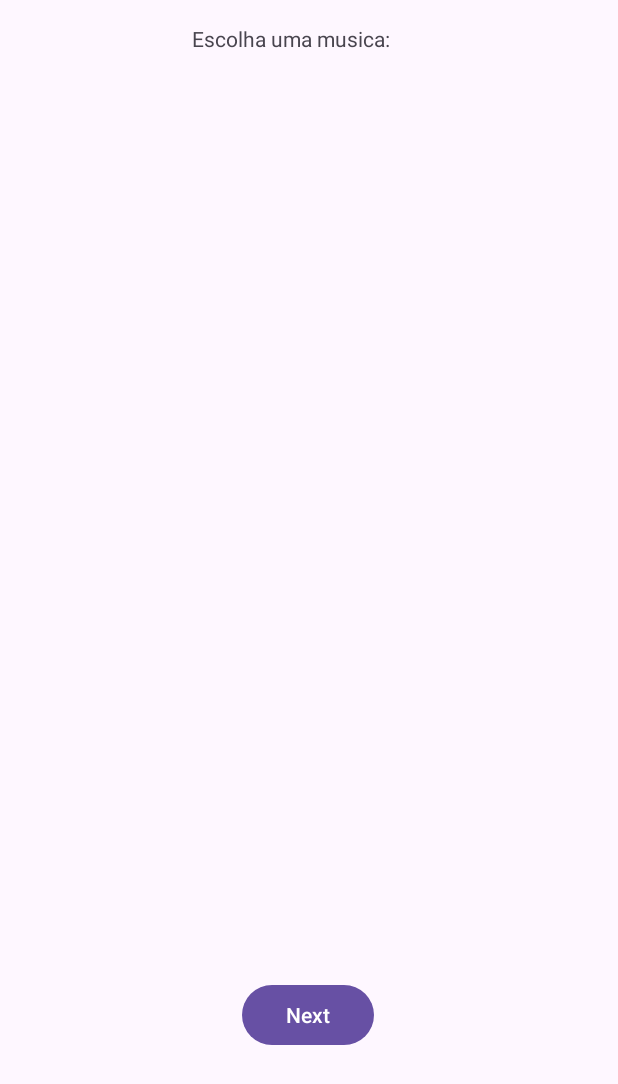
After one commit to AngeloMzn/ChicoCoinsApp, an Android app: the layout music_fragment.xml on its own in the app's theme, with its tools: preview values and no code run, on a phone screen of 412 x 824 dp. The commit adds this screen. Shown: the top 1084 px of the screen. Run offline under Robolectric (Android 15) with nearby library versions, the phone set to English and light mode, and no system bars.

Commit message:
[FEAT] Adicionando atividade de musicas

```diff
--- a/build.gradle.kts
+++ b/build.gradle.kts
@@ -26,6 +26,9 @@ android {
         sourceCompatibility = JavaVersion.VERSION_1_8
         targetCompatibility = JavaVersion.VERSION_1_8
     }
+    buildFeatures {
+        viewBinding = true
+    }
 }
 
 dependencies {
@@ -34,6 +37,8 @@ dependencies {
     implementation(libs.material)
     implementation(libs.activity)
     implementation(libs.constraintlayout)
+    implementation(libs.navigation.fragment)
+    implementation(libs.navigation.ui)
     testImplementation(libs.junit)
     androidTestImplementation(libs.ext.junit)
     androidTestImplementation(libs.espresso.core)
--- /dev/null
+++ b/src/main/res/layout/music_fragment.xml
@@ -0,0 +1,48 @@
+<?xml version="1.0" encoding="utf-8"?>
+<androidx.core.widget.NestedScrollView xmlns:android="http://schemas.android.com/apk/res/android"
+    xmlns:app="http://schemas.android.com/apk/res-auto"
+    xmlns:tools="http://schemas.android.com/tools"
+    android:layout_width="match_parent"
+    android:layout_height="match_parent"
+    tools:context=".FirstFragment">
+
+    <androidx.constraintlayout.widget.ConstraintLayout
+        android:layout_width="match_parent"
+        android:layout_height="match_parent"
+        android:padding="16dp">
+
+        <Button
+            android:id="@+id/btn_BackHistory"
+            android:layout_width="wrap_content"
+            android:layout_height="wrap_content"
+            android:layout_marginTop="16dp"
+            android:layout_marginBottom="16dp"
+            android:text="@string/next"
+            app:layout_constraintBottom_toBottomOf="parent"
+            app:layout_constraintEnd_toEndOf="parent"
+            app:layout_constraintHorizontal_bias="0.498"
+            app:layout_constraintStart_toStartOf="parent"
+            app:layout_constraintTop_toBottomOf="@+id/grid_editMusic"
+            app:layout_constraintVertical_bias="0.0" />
+
+        <GridView
+            android:id="@+id/grid_editMusic"
+            android:layout_width="409dp"
+            android:layout_height="550dp"
+            android:layout_marginTop="51dp"
+            android:numColumns="3"
+            app:layout_constraintEnd_toEndOf="parent"
+            app:layout_constraintStart_toStartOf="parent"
+            app:layout_constraintTop_toBottomOf="@+id/txt_musicTittle" />
+
+        <TextView
+            android:id="@+id/txt_musicTittle"
+            android:layout_width="wrap_content"
+            android:layout_height="wrap_content"
+            android:layout_marginEnd="136dp"
+            android:text="@string/txt_musicTittle"
+            app:layout_constraintEnd_toEndOf="parent"
+            tools:layout_editor_absoluteY="7dp" />
+
+    </androidx.constraintlayout.widget.ConstraintLayout>
+</androidx.core.widget.NestedScrollView>
--- /dev/null
+++ b/src/main/res/values-land/dimens.xml
@@ -0,0 +1,3 @@
+<resources>
+    <dimen name="fab_margin">48dp</dimen>
+</resources>
--- /dev/null
+++ b/src/main/res/values-v23/themes.xml
@@ -0,0 +1,9 @@
+<resources xmlns:tools="http://schemas.android.com/tools">
+
+    <style name="Theme.MyApplication" parent="Base.Theme.MyApplication">
+        <!-- Transparent system bars for edge-to-edge. -->
+        <item name="android:navigationBarColor">@android:color/transparent</item>
+        <item name="android:statusBarColor">@android:color/transparent</item>
+        <item name="android:windowLightStatusBar">?attr/isLightTheme</item>
+    </style>
+</resources>
--- /dev/null
+++ b/src/main/res/values-w1240dp/dimens.xml
@@ -0,0 +1,3 @@
+<resources>
+    <dimen name="fab_margin">200dp</dimen>
+</resources>
--- /dev/null
+++ b/src/main/res/values-w600dp/dimens.xml
@@ -0,0 +1,3 @@
+<resources>
+    <dimen name="fab_margin">48dp</dimen>
+</resources>
--- /dev/null
+++ b/src/main/res/values/dimens.xml
@@ -0,0 +1,3 @@
+<resources>
+    <dimen name="fab_margin">16dp</dimen>
+</resources>
--- a/src/main/res/values/strings.xml
+++ b/src/main/res/values/strings.xml
@@ -6,16 +6,45 @@
     <string name="chicoInfiel">"Chico infiel"</string>
     <string name="chicoFiel">"Chico o mais fiel"</string>
     <array name="array_string_fiel">
-        <item>"Chico estourou a bolha dos fãs do Casimiro, seu amigo e motivo pelo qual ficou conhecido, ao ganhar destaque no Twitter e no TikTok após participar de um podcast com a atriz Valentina Bandeira. A dupla fazia parte de uma ação publicitária em que os dois falavam sobre relacionamentos, e ele ganhou a fama de sedutor na internet depois que alguns trechos do programa viralizaram nas redes. Inclusive, foi a partir desses trechos que Luísa Sonza teria conhecido o rapaz. Em um dos cortes virais, a cantora comentou: "Quem é?". Após o flerte na web, os dois se encontraram pela primeira vez em um show de Caetano Veloso."</item>
-        <item>"A cantora e o influenciador assumiram o relacionamento em julho deste ano, após Chico fazer uma declaração de aniversário para ela em sua rede social. Com a agenda corrida de Luísa, ela morando em São Paulo e ele no Rio de Janeiro, Chico disse no podcast PodDelas em agosto que a distância não era um problema para eles e que a mudança para a capital paulista era uma possibilidade para o futuro."</item>
-        <item>"Após declarações românticas nas redes, Luísa Sonza lança "Chico", bossa nova inspirada no seu amado. A canção faz parte do álbum "Escândalo Íntimo", divulgado no final de agosto. O projeto viralizou e deu o que falar, mas foi no The Town, que estourou de vez.
-            A canção virou número um das plataformas de áudio, meme na internet e pauta em uma discussão se era uma bossa ou não. Até Caetano Veloso entrou no assunto."</item>
+        <item>"Chico estourou a bolha dos fãs do Casimiro, seu amigo e motivo pelo qual ficou
+            conhecido, ao ganhar destaque no Twitter e no TikTok após participar de um podcast com a
+            atriz Valentina Bandeira. A dupla fazia parte de uma ação publicitária em que os dois
+            falavam sobre relacionamentos, e ele ganhou a fama de sedutor na internet depois que
+            alguns trechos do programa viralizaram nas redes. Inclusive, foi a partir desses trechos
+            que Luísa Sonza teria conhecido o rapaz. Em um dos cortes virais, a cantora comentou:
+            "Quem é?". Após o flerte na web, os dois se encontraram pela primeira vez em um show de
+            Caetano Veloso."
+        </item>
+        <item>"A cantora e o influenciador assumiram o relacionamento em julho deste ano, após Chico
+            fazer uma declaração de aniversário para ela em sua rede social. Com a agenda corrida de
+            Luísa, ela morando em São Paulo e ele no Rio de Janeiro, Chico disse no podcast PodDelas
+            em agosto que a distância não era um problema para eles e que a mudança para a capital
+            paulista era uma possibilidade para o futuro."
+        </item>
+        <item>"Após declarações românticas nas redes, Luísa Sonza lança "Chico", bossa nova
+            inspirada no seu amado. A canção faz parte do álbum "Escândalo Íntimo", divulgado no
+            final de agosto. O projeto viralizou e deu o que falar, mas foi no The Town, que
+            estourou de vez.
+            A canção virou número um das plataformas de áudio, meme na internet e pauta em uma
+            discussão se era uma bossa ou não. Até Caetano Veloso entrou no assunto."
+        </item>
     </array>
     <array name="txtview_infiel">
-        <item>"Quarta-feira, 20 de setembro de 2023. Luísa Sonza é a convidada do Mais Você no Dia do Gaúcho. Entre muitos assuntos, como infância e carreira musical, a jovem de 25 anos revela em rede nacional, por meio de uma carta aberta, o fim do relacionamento com Chico Moedas. "</item>
-        <item>"O anúncio cai como uma bomba na internet e vira, desde então, um dos principais temas da semana. A cantora recebeu apoio de muitos famosos, mas foi questionada se tudo não passava de marketing. Segundo alguns internautas, a ordem das músicas do novo álbum sugerem uma desilusão amorosa. Até o bar em que a traição teria acontecido virou notícia, virou point de selfies e recebeu avaliações curiosas no Google.
-            Até o momento, ele não se pronunciou sobre o caso. "</item>
-        <item>"Mas um perfil fake surpreendeu a internet ao divulgar uma postagem com um falso pronunciamento no Instagram."</item>
+        <item>"Quarta-feira, 20 de setembro de 2023. Luísa Sonza é a convidada do Mais Você no Dia
+            do Gaúcho. Entre muitos assuntos, como infância e carreira musical, a jovem de 25 anos
+            revela em rede nacional, por meio de uma carta aberta, o fim do relacionamento com Chico
+            Moedas. "
+        </item>
+        <item>"O anúncio cai como uma bomba na internet e vira, desde então, um dos principais temas
+            da semana. A cantora recebeu apoio de muitos famosos, mas foi questionada se tudo não
+            passava de marketing. Segundo alguns internautas, a ordem das músicas do novo álbum
+            sugerem uma desilusão amorosa. Até o bar em que a traição teria acontecido virou
+            notícia, virou point de selfies e recebeu avaliações curiosas no Google.
+            Até o momento, ele não se pronunciou sobre o caso. "
+        </item>
+        <item>"Mas um perfil fake surpreendeu a internet ao divulgar uma postagem com um falso
+            pronunciamento no Instagram."
+        </item>
     </array>
     <string name="label_spinerPage">"Página:"</string>
     <array name="list_HistoriaChico">
@@ -29,4 +58,12 @@
         <item>"3"</item>
     </array>
     <string name="mainTitle">"Bem-vindo a história do edit do Chico Moedas"</string>
+    <!-- Strings used for fragments for navigation -->
+    <string name="first_fragment_label">First Fragment</string>
+    <string name="second_fragment_label">Second Fragment</string>
+    <string name="next">Next</string>
+    <string name="previous">Previous</string>
+
+    <string name="txt_musicTittle">"Escolha uma musica:"</string>
+
 </resources>
```
Also changed, not shown: src/main/AndroidManifest.xml (+7 -6 lines), src/main/java/com/example/myapplication/EditMusicActivity.java (added, +52 -0 lines), src/main/java/com/example/myapplication/FirstFragment.java (added, +44 -0 lines), src/main/res/layout/activity_edit_music.xml (added, +33 -0 lines), src/main/res/layout/content_edit_music.xml (added, +19 -0 lines), src/main/res/navigation/nav_graph.xml (added, +28 -0 lines).
